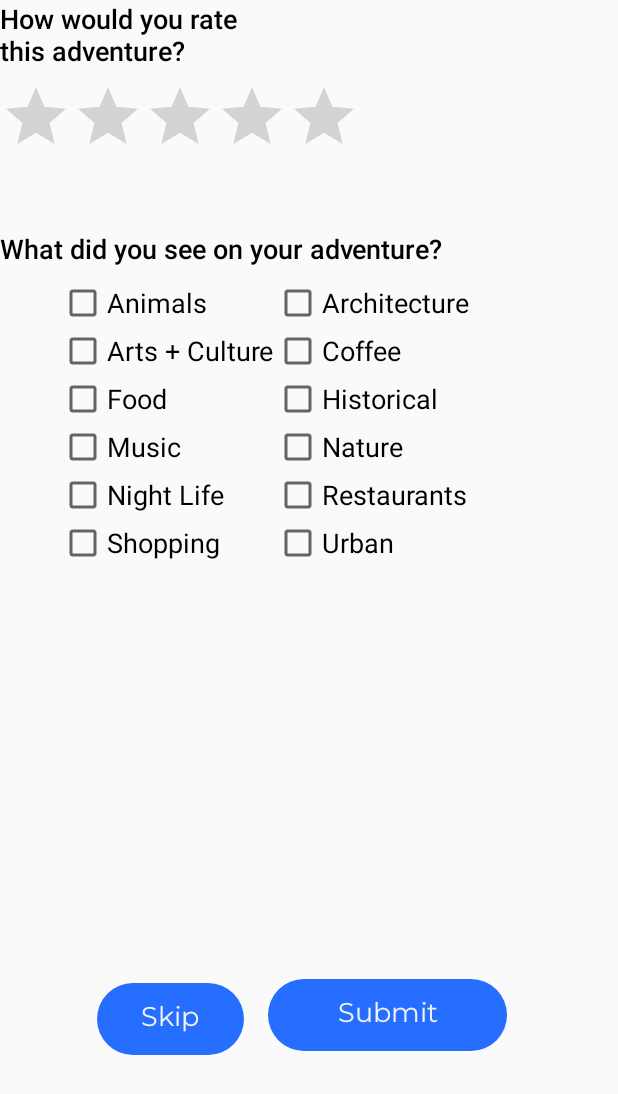
After one commit to vivrekar/shoesyourownadventure, an Android app: the layout evaluation_screen.xml on its own in the app's theme, with its tools: preview values and no code run, on a phone screen of 412 x 824 dp. The commit adds this screen. Shown: the top 1094 px of the screen. Run offline under Robolectric (Android 15) with nearby library versions, the phone set to English and light mode, and no system bars.

Commit message:
Created evaluation screen

```diff
--- a/ShoesYourOwnAdventure/app/src/main/java/com/janakivivrekar/shoesyourownadventure/SelectAttributesActivity.java
+++ b/ShoesYourOwnAdventure/app/src/main/java/com/janakivivrekar/shoesyourownadventure/SelectAttributesActivity.java
@@ -11,7 +11,7 @@ public class SelectAttributesActivity extends AppCompatActivity {
     protected void onCreate(Bundle savedInstanceState) {
         super.onCreate(savedInstanceState);
         setContentView(R.layout.select_attributes_screen);
-        ScrollView attributesScrollView = findViewById(R.id.attributes_scroll_view);
+        ScrollView attributesScrollView = findViewById(R.id.evaluation_scroll_view);
         CheckBox nature = findViewById(R.id.nature);
         if (nature.isChecked()) {
             nature.setChecked(true);
--- /dev/null
+++ b/ShoesYourOwnAdventure/app/src/main/res/layout/evaluation_screen.xml
@@ -0,0 +1,226 @@
+<?xml version="1.0" encoding="utf-8"?>
+<android.support.constraint.ConstraintLayout xmlns:android="http://schemas.android.com/apk/res/android"
+    xmlns:app="http://schemas.android.com/apk/res-auto"
+    xmlns:tools="http://schemas.android.com/tools"
+    android:layout_width="match_parent"
+    android:layout_height="match_parent"
+    tools:context=".WelcomeActivity">
+
+    <TextView
+        android:id="@+id/Feedback_Title"
+        android:layout_width="match_parent"
+        android:layout_height="wrap_content"
+        android:layout_marginStart="16dp"
+        android:layout_marginLeft="16dp"
+        android:layout_marginTop="16dp"
+        android:layout_marginEnd="16dp"
+        android:layout_marginRight="16dp"
+        android:layout_marginBottom="68dp"
+        android:text="Feedback"
+        android:textSize="24sp"
+        android:textStyle="bold"
+        app:layout_constraintBottom_toTopOf="@+id/feeling_prompt"
+        app:layout_constraintEnd_toEndOf="parent"
+        app:layout_constraintHorizontal_bias="0.136"
+        app:layout_constraintStart_toStartOf="parent"
+        app:layout_constraintTop_toTopOf="parent" />
+
+    <TextView
+        android:id="@+id/feeling_prompt"
+        android:layout_width="188dp"
+        android:layout_height="46dp"
+        android:text="How would you rate this adventure?"
+        android:textSize="18sp"
+        android:typeface="normal"
+        app:fontFamily="sans-serif-medium"
+        tools:layout_editor_absoluteX="40dp"
+        tools:layout_editor_absoluteY="118dp" />
+
+    <RatingBar
+        android:id="@+id/ratingBar"
+        android:layout_width="wrap_content"
+        android:layout_height="wrap_content"
+        android:layout_marginTop="8dp"
+        app:layout_constraintTop_toBottomOf="@+id/feeling_prompt"
+        tools:layout_editor_absoluteX="40dp" />
+
+    <TextView
+        android:id="@+id/accuracy_title"
+        android:layout_width="wrap_content"
+        android:layout_height="wrap_content"
+        android:layout_marginTop="8dp"
+        android:layout_marginBottom="8dp"
+        android:text="What did you see on your adventure?"
+        android:textSize="18sp"
+        android:typeface="normal"
+        app:fontFamily="sans-serif-medium"
+        app:layout_constraintBottom_toBottomOf="parent"
+        app:layout_constraintTop_toBottomOf="@+id/ratingBar"
+        app:layout_constraintVertical_bias="0.051"
+        tools:layout_editor_absoluteX="40dp" />
+
+    <TableLayout
+        android:id="@+id/tableLayout"
+        android:layout_width="333dp"
+        android:layout_height="234dp"
+        android:layout_marginStart="8dp"
+        android:layout_marginLeft="8dp"
+        android:layout_marginTop="8dp"
+        android:layout_marginEnd="8dp"
+        android:layout_marginRight="8dp"
+        app:layout_constraintEnd_toEndOf="parent"
+        app:layout_constraintStart_toStartOf="parent"
+        app:layout_constraintTop_toBottomOf="@+id/accuracy_title">
+        android:layout_marginRight="16dp">
+        android:layout_marginBottom="16dp">
+
+        <TableRow
+            android:layout_width="match_parent"
+            android:layout_height="match_parent">
+
+            <CheckBox
+                android:id="@+id/animals"
+                android:layout_width="wrap_content"
+                android:layout_height="wrap_content"
+                android:text="Animals"
+                android:textSize="18sp" />
+
+            <CheckBox
+                android:id="@+id/architecture"
+                android:layout_width="wrap_content"
+                android:layout_height="wrap_content"
+                android:text="Architecture"
+                android:textSize="18sp" />
+        </TableRow>
+
+        <TableRow
+            android:layout_width="wrap_content"
+            android:layout_height="wrap_content">
+
+            <CheckBox
+                android:id="@+id/arts_and_culture"
+                android:layout_width="wrap_content"
+                android:layout_height="wrap_content"
+                android:text="Arts + Culture"
+                android:textSize="18sp" />
+
+            <CheckBox
+                android:id="@+id/coffee"
+                android:layout_width="wrap_content"
+                android:layout_height="wrap_content"
+                android:text="Coffee"
+                android:textSize="18sp" />
+        </TableRow>
+
+        <TableRow
+            android:layout_width="wrap_content"
+            android:layout_height="wrap_content">
+
+            <CheckBox
+                android:id="@+id/food"
+                android:layout_width="wrap_content"
+                android:layout_height="wrap_content"
+                android:text="Food"
+                android:textSize="18sp" />
+
+            <CheckBox
+                android:id="@+id/historical"
+                android:layout_width="wrap_content"
+                android:layout_height="wrap_content"
+                android:text="Historical"
+                android:textSize="18sp" />
+        </TableRow>
+
+        <TableRow
+            android:layout_width="wrap_content"
+            android:layout_height="wrap_content">
+
+            <CheckBox
+                android:id="@+id/music"
+                android:layout_width="wrap_content"
+                android:layout_height="wrap_content"
+                android:text="Music"
+                android:textSize="18sp" />
+
+            <CheckBox
+                android:id="@+id/nature"
+                android:layout_width="wrap_content"
+                android:layout_height="wrap_content"
+                android:text="Nature"
+                android:textSize="18sp" />
+        </TableRow>
+
+        <TableRow
+            android:layout_width="wrap_content"
+            android:layout_height="wrap_content">
+
+            <CheckBox
+                android:id="@+id/nightlife"
+                android:layout_width="wrap_content"
+                android:layout_height="wrap_content"
+                android:text="Night Life"
+                android:textSize="18sp" />
+
+            <CheckBox
+                android:id="@+id/restaurants"
+                android:layout_width="wrap_content"
+                android:layout_height="wrap_content"
+                android:text="Restaurants"
+                android:textSize="18sp" />
+        </TableRow>
+
+        <TableRow
+            android:layout_width="wrap_content"
+            android:layout_height="wrap_content">
+
+            <CheckBox
+                android:id="@+id/shopping"
+                android:layout_width="wrap_content"
+                android:layout_height="wrap_content"
+                android:text="Shopping"
+                android:textSize="18sp" />
+
+            <CheckBox
+                android:id="@+id/urban"
+                android:layout_width="wrap_content"
+                android:layout_height="wrap_content"
+                android:text="Urban"
+                android:textSize="18sp" />
+        </TableRow>
+
+    </TableLayout>
+
+    <Button
+        android:id="@+id/button"
+        android:layout_width="98dp"
+        android:layout_height="wrap_content"
+        android:layout_marginTop="8dp"
+        android:layout_marginBottom="8dp"
+        android:text="Skip"
+        app:layout_constraintBottom_toBottomOf="parent"
+        app:layout_constraintEnd_toEndOf="parent"
+        app:layout_constraintHorizontal_bias="0.207"
+        app:layout_constraintStart_toStartOf="parent"
+        app:layout_constraintTop_toBottomOf="@+id/accuracy_title"
+        app:layout_constraintVertical_bias="0.806" />
+
+    <Button
+        android:id="@+id/button2"
+        android:layout_width="159dp"
+        android:layout_height="wrap_content"
+        android:layout_marginStart="8dp"
+        android:layout_marginLeft="8dp"
+        android:layout_marginTop="32dp"
+        android:layout_marginEnd="8dp"
+        android:layout_marginRight="8dp"
+        android:layout_marginBottom="8dp"
+        android:text="Submit"
+        app:layout_constraintBottom_toBottomOf="parent"
+        app:layout_constraintEnd_toEndOf="parent"
+        app:layout_constraintHorizontal_bias="0.72"
+        app:layout_constraintStart_toStartOf="parent"
+        app:layout_constraintTop_toBottomOf="@+id/accuracy_title"
+        app:layout_constraintVertical_bias="0.793" />
+
+
+</android.support.constraint.ConstraintLayout>
```
